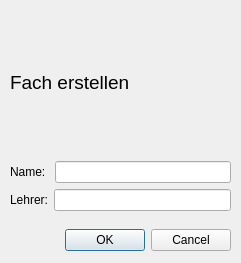
First picture: the form in c_subject.ui, repository orgnnice/OrgNNice, before the edit.
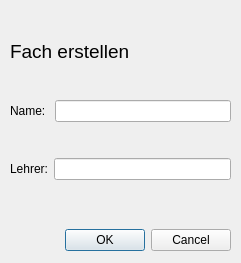
Second picture: the form after the edit.

Diff of the .ui file:
```diff
--- a/c_subject.ui
+++ b/c_subject.ui
@@ -39,6 +39,19 @@
     </rect>
    </property>
    <layout class="QVBoxLayout" name="verticalLayout">
+    <item>
+     <spacer name="verticalSpacer_2">
+      <property name="orientation">
+       <enum>Qt::Vertical</enum>
+      </property>
+      <property name="sizeHint" stdset="0">
+       <size>
+        <width>20</width>
+        <height>40</height>
+       </size>
+      </property>
+     </spacer>
+    </item>
     <item>
      <widget class="QLabel" name="label_3">
       <property name="font">
@@ -51,6 +64,19 @@
       </property>
      </widget>
     </item>
+    <item>
+     <spacer name="verticalSpacer_4">
+      <property name="orientation">
+       <enum>Qt::Vertical</enum>
+      </property>
+      <property name="sizeHint" stdset="0">
+       <size>
+        <width>20</width>
+        <height>40</height>
+       </size>
+      </property>
+     </spacer>
+    </item>
     <item>
      <layout class="QGridLayout" name="gridLayout">
       <item row="0" column="1">
@@ -65,6 +91,19 @@
       </item>
      </layout>
     </item>
+    <item>
+     <spacer name="verticalSpacer_3">
+      <property name="orientation">
+       <enum>Qt::Vertical</enum>
+      </property>
+      <property name="sizeHint" stdset="0">
+       <size>
+        <width>20</width>
+        <height>40</height>
+       </size>
+      </property>
+     </spacer>
+    </item>
     <item>
      <layout class="QGridLayout" name="gridLayout_2">
       <item row="0" column="0">
@@ -79,6 +118,19 @@
       </item>
      </layout>
     </item>
+    <item>
+     <spacer name="verticalSpacer_5">
+      <property name="orientation">
+       <enum>Qt::Vertical</enum>
+      </property>
+      <property name="sizeHint" stdset="0">
+       <size>
+        <width>20</width>
+        <height>40</height>
+       </size>
+      </property>
+     </spacer>
+    </item>
    </layout>
   </widget>
  </widget>
```
